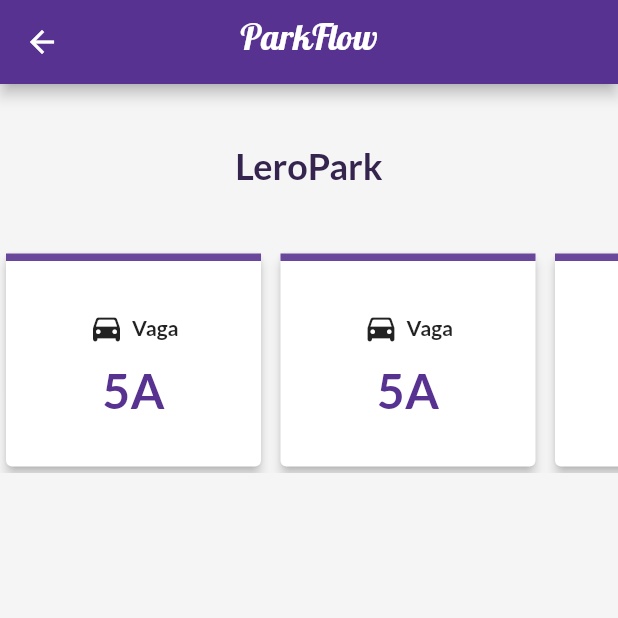
After one commit to Wxze/parkflow_app, a Flutter app: the ParkingLotsView screen opened by its route, scrolled down 1505 dp, after a tap on "LeroPark - Rede Brasileira de Estacionam", on a phone screen of 412 x 824 dp, the top half of it. The commit adds this screen. Run offline on Flutter 3.47's test engine with Material 2 defaults, Android fonts, the phone set to English and light mode, and no system bars; drawn by our look-alikes of flutter_snake_navigationbar; our stand-ins replace page_transition.

Commit message:
Adiciona tela de reserva

```diff
--- /dev/null
+++ b/lib/view/reservation_view.dart
@@ -0,0 +1,62 @@
+import 'package:flutter/material.dart';
+import 'package:parkflow_app/view/widgets/reservation_card.dart';
+
+class ReservationView extends StatefulWidget {
+  const ReservationView({super.key});
+
+  @override
+  State<ReservationView> createState() => _ReservationViewState();
+}
+
+class _ReservationViewState extends State<ReservationView> {
+  @override
+  Widget build(BuildContext context) {
+    return Scaffold(
+      backgroundColor: const Color(0xFFF5F5F5),
+      appBar: AppBar(
+        centerTitle: true,
+        automaticallyImplyLeading: true,
+        title: const Text(
+          'ParkFlow',
+          style: TextStyle(
+              fontFamily: 'Galada', color: Colors.white, fontSize: 24),
+        ),
+      ),
+      body: SingleChildScrollView(
+        child: Padding(
+          padding: const EdgeInsets.symmetric(vertical: 30),
+          child: Column(
+            children: [
+              const SizedBox(
+                height: 10,
+              ),
+              const Text(
+                'LeroPark',
+                style: TextStyle(
+                    color: Color(0xFF35244E),
+                    fontSize: 24,
+                    fontWeight: FontWeight.bold),
+              ),
+              const SizedBox(
+                height: 40,
+              ),
+              SizedBox(
+                height: 150,
+                child: ListView.separated(
+                  scrollDirection: Axis.horizontal,
+                  itemCount: 15,
+                  itemBuilder: (context, index) {
+                    return const ReservationCard();
+                  },
+                  separatorBuilder: (BuildContext context, int index) {
+                    return const SizedBox(width: 5);
+                  },
+                ),
+              ),
+            ],
+          ),
+        ),
+      ),
+    );
+  }
+}
--- a/lib/view/widgets/parking_lots_list_tile.dart
+++ b/lib/view/widgets/parking_lots_list_tile.dart
@@ -1,4 +1,6 @@
 import 'package:flutter/material.dart';
+import 'package:page_transition/page_transition.dart';
+import 'package:parkflow_app/view/reservation_view.dart';
 
 class ParkingLotsListTile extends StatefulWidget {
   const ParkingLotsListTile({super.key});
@@ -10,9 +12,9 @@ class ParkingLotsListTile extends StatefulWidget {
 class _ParkingLotsListTileState extends State<ParkingLotsListTile> {
   @override
   Widget build(BuildContext context) {
-    return const ListTile(
+    return ListTile(
       tileColor: Colors.white,
-      leading: Column(
+      leading: const Column(
         children: [
           Expanded(
             child: CircleAvatar(
@@ -26,7 +28,7 @@ class _ParkingLotsListTileState extends State<ParkingLotsListTile> {
           ),
         ],
       ),
-      title: Column(
+      title: const Column(
         crossAxisAlignment: CrossAxisAlignment.start,
         children: [
           Row(
@@ -73,6 +75,13 @@ class _ParkingLotsListTileState extends State<ParkingLotsListTile> {
           ),
         ],
       ),
+      onTap: () => Navigator.of(context).push(
+                                PageTransition(
+                                  child: const ReservationView(),
+                                  type: PageTransitionType.fade,
+                                  duration: const Duration(milliseconds: 300),
+                                ),
+                              ),
     );
   }
 }
--- /dev/null
+++ b/lib/view/widgets/reservation_card.dart
@@ -0,0 +1,49 @@
+import 'package:flutter/material.dart';
+
+class ReservationCard extends StatefulWidget {
+  const ReservationCard({super.key});
+
+  @override
+  State<ReservationCard> createState() => _ReservationCardState();
+}
+
+class _ReservationCardState extends State<ReservationCard> {
+  @override
+  Widget build(BuildContext context) {
+    return Card(
+      elevation: 3,
+      child: Container(
+        decoration: const BoxDecoration(
+          border: Border(
+            top: BorderSide(color: Color(0xFF69479B), width: 5),
+          ),
+        ),
+        width: 170,
+        child: const Column(
+          mainAxisAlignment: MainAxisAlignment.center,
+          children: [
+            Row(
+              mainAxisAlignment: MainAxisAlignment.center,
+              children: [
+                Icon(Icons.directions_car_rounded),
+                SizedBox(width: 5),
+                Text(
+                  'Vaga',
+                  style: TextStyle(fontSize: 14, fontWeight: FontWeight.bold),
+                ),
+              ],
+            ),
+            SizedBox(height: 10),
+            Text(
+              '5A',
+              style: TextStyle(
+                  fontSize: 32,
+                  fontWeight: FontWeight.bold,
+                  color: Color(0xFF583290)),
+            ),
+          ],
+        ),
+      ),
+    );
+  }
+}
```
Also changed, not shown: lib/view/widgets/vehicles_list_tile.dart (+4 -3 lines).
